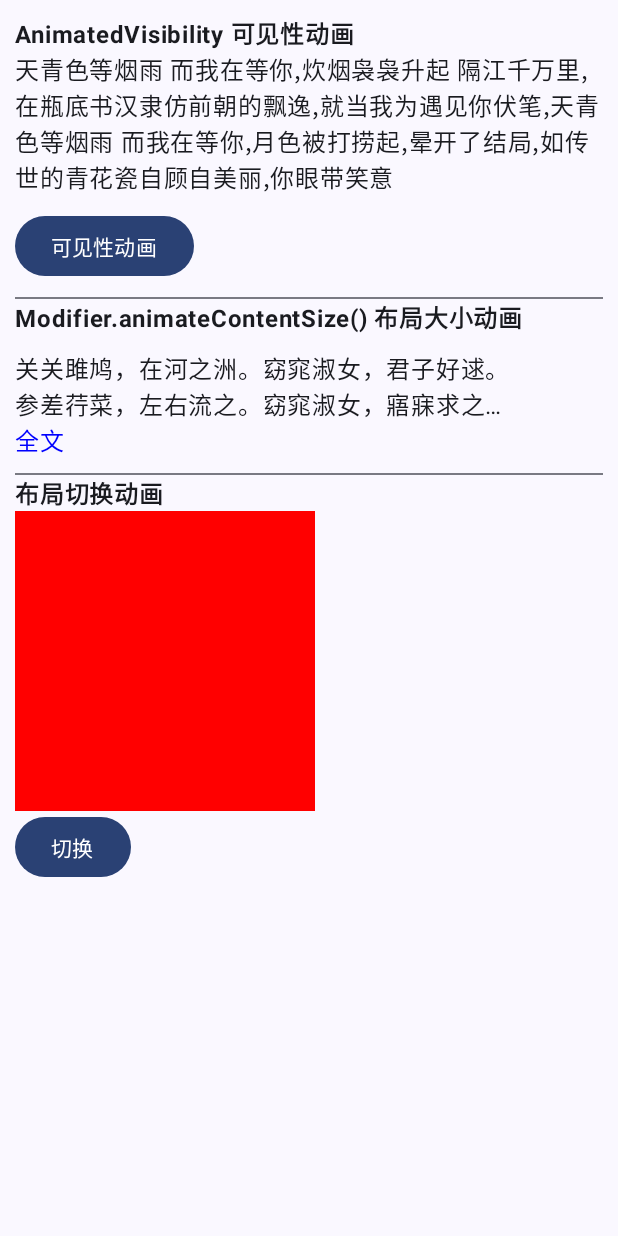
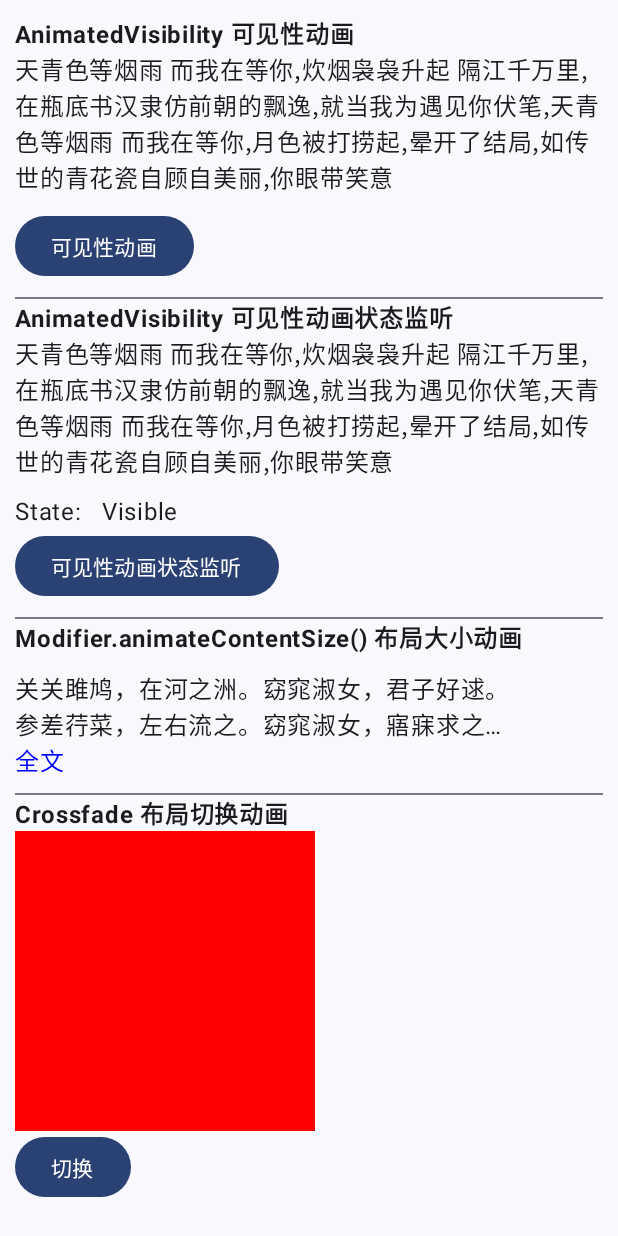
Before and after one commit to guanjiayo/MyComposeTest, an Android app built with Jetpack Compose: the HighLevelAnimationActivity screen opened directly, with no data from a screen before it, on a phone screen of 412 x 824 dp. Run offline under Robolectric (Android 15) with nearby library versions, the phone set to English and light mode, and no system bars.

```diff
--- a/app/src/main/AndroidManifest.xml
+++ b/app/src/main/AndroidManifest.xml
@@ -46,7 +46,9 @@
         <activity android:name="zs.xmx.compose.widget.list.LazyVerticalStaggerActivity" />
         <activity android:name="zs.xmx.compose.layout.CustomLayoutActivity" />
         <activity android:name="zs.xmx.compose.widget.CustomViewActivity" />
-        <activity android:name="zs.xmx.compose.animation.AnimationActivity" />
+        <activity android:name="zs.xmx.compose.animation.HighLevelAnimationActivity" />
+        <activity android:name="zs.xmx.compose.animation.LowLevelAnimationActivity" />
+        <activity android:name="zs.xmx.compose.animation.CustomAnimationActivity" />
     </application>
 
 </manifest>
--- a/app/src/main/java/zs/xmx/compose/animation/AnimationActivity.kt
+++ b/app/src/main/java/zs/xmx/compose/animation/HighLevelAnimationActivity.kt
@@ -6,6 +6,7 @@ import androidx.appcompat.app.AppCompatActivity
 import androidx.compose.animation.AnimatedVisibility
 import androidx.compose.animation.Crossfade
 import androidx.compose.animation.animateContentSize
+import androidx.compose.animation.core.MutableTransitionState
 import androidx.compose.animation.core.tween
 import androidx.compose.animation.expandIn
 import androidx.compose.animation.shrinkOut
@@ -45,7 +46,7 @@ import androidx.compose.ui.unit.dp
 import androidx.compose.ui.unit.sp
 import zs.xmx.compose.theme.MyTestTheme
 
-class AnimationActivity : AppCompatActivity() {
+class HighLevelAnimationActivity : AppCompatActivity() {
     override fun onCreate(savedInstanceState: Bundle?) {
         super.onCreate(savedInstanceState)
         setContent {
@@ -61,7 +62,7 @@ class AnimationActivity : AppCompatActivity() {
     }
 
     @Composable
-    fun AnimationSample() {
+    private fun AnimationSample() {
         Column(
             modifier = Modifier
                 .padding(start = 10.dp, end = 10.dp)
@@ -71,8 +72,8 @@ class AnimationActivity : AppCompatActivity() {
         ) {
             //可见性动画
             AnimVisibilityExample()
-            //todo 监听可见性动画当前状态
-
+            //可见性动画状态监听
+            AnimVisibilityStateListenerExample()
             //布局大小动画
             ContentSizeAnimExample()
             //布局切换动画
@@ -110,6 +111,47 @@ class AnimationActivity : AppCompatActivity() {
     }
 
     @Composable
+    private fun AnimVisibilityStateListenerExample() {
+        Spacer(modifier = Modifier.height(10.dp))
+        Divider(modifier = Modifier.fillMaxWidth())
+        Text(text = "AnimatedVisibility 可见性动画状态监听", fontWeight = FontWeight.Bold)
+
+        val state = remember {
+            MutableTransitionState(false).apply {
+                // Start the animation immediately.
+                targetState = true
+            }
+        }
+
+        AnimatedVisibility(visibleState = state,
+            enter = slideIn { IntOffset(400, 400) } + expandIn(),
+            exit = slideOut { IntOffset(400, 400) } + shrinkOut()) {
+            Text(
+                "天青色等烟雨 而我在等你,炊烟袅袅升起 隔江千万里, 在瓶底书汉隶仿前朝的飘逸," + "就当我为遇见你伏笔,天青色等烟雨 而我在等你,月色被打捞起," + "晕开了结局,如传世的青花瓷自顾自美丽,你眼带笑意",
+                Modifier
+                    .fillMaxWidth()
+                    .wrapContentHeight()
+            )
+        }
+        Spacer(modifier = Modifier.height(10.dp))
+        Text(
+            text = when {
+                state.isIdle && state.currentState -> "State:   Visible"
+                !state.isIdle && state.currentState -> "State:   Disappearing"
+                state.isIdle && !state.currentState -> "State:   Invisible"
+                else -> "State:   Appearing"
+            }
+        )
+        Button(onClick = { state.targetState = !state.targetState }) {
+            Text(text = "可见性动画状态监听")
+        }
+    }
+
+    /**
+     * animateContentSize 在修饰符链中的位置顺序很重要。为了确保流畅的动画，请务必将其放置在任何大小修饰符
+     * （如 size 或 defaultMinSize）前面，以确保 animateContentSize 会将带动画效果的值的变化报告给布局。
+     */
+    @Composable
     private fun ContentSizeAnimExample() {
         Spacer(modifier = Modifier.height(10.dp))
         Divider(modifier = Modifier.fillMaxWidth())
@@ -141,7 +183,7 @@ class AnimationActivity : AppCompatActivity() {
     private fun CrossFadeAnimExample() {
         Spacer(modifier = Modifier.height(10.dp))
         Divider(modifier = Modifier.fillMaxWidth())
-        Text(text = "布局切换动画", fontWeight = FontWeight.Bold)
+        Text(text = "Crossfade 布局切换动画", fontWeight = FontWeight.Bold)
 
         var flag by remember { mutableStateOf(false) }
         Crossfade(
```
Also changed, not shown: app/src/main/java/zs/xmx/compose/MainActivity.kt (+23 -3 lines), app/src/main/java/zs/xmx/compose/animation/CustomAnimationActivity.kt (added, +250 -0 lines), app/src/main/java/zs/xmx/compose/animation/LowLevelAnimationActivity.kt (added, +228 -0 lines).
